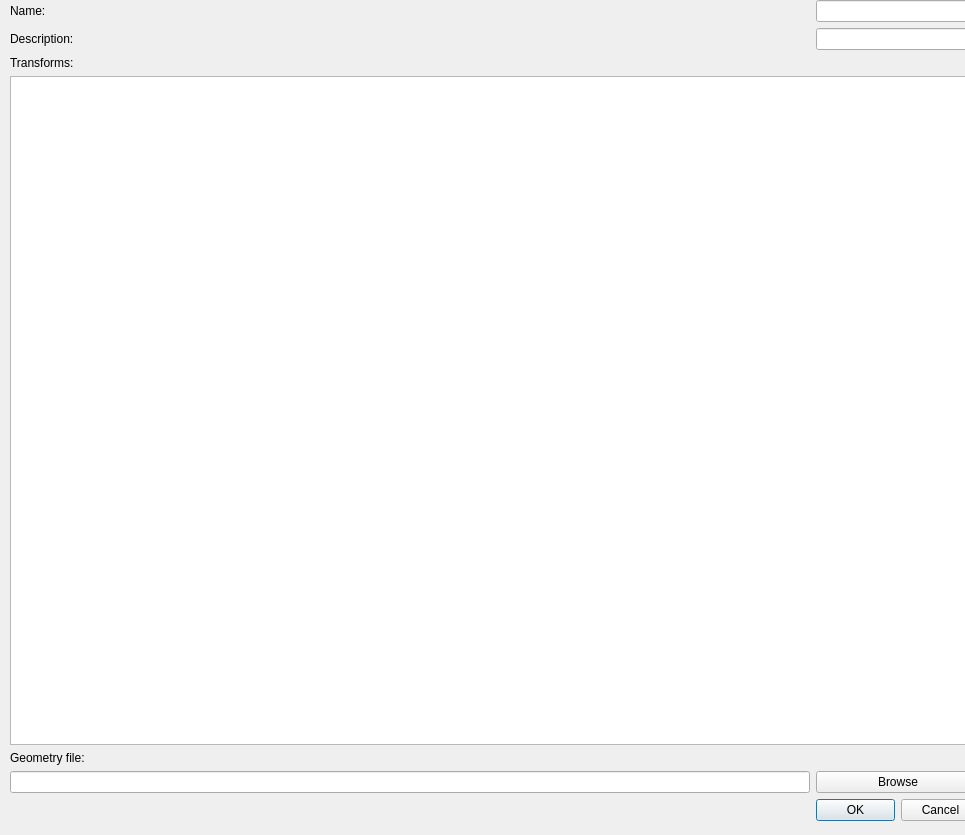
Above: ui/componentdetails.ui from rerpha/NCwidgets before the change. Below: the same form after it.
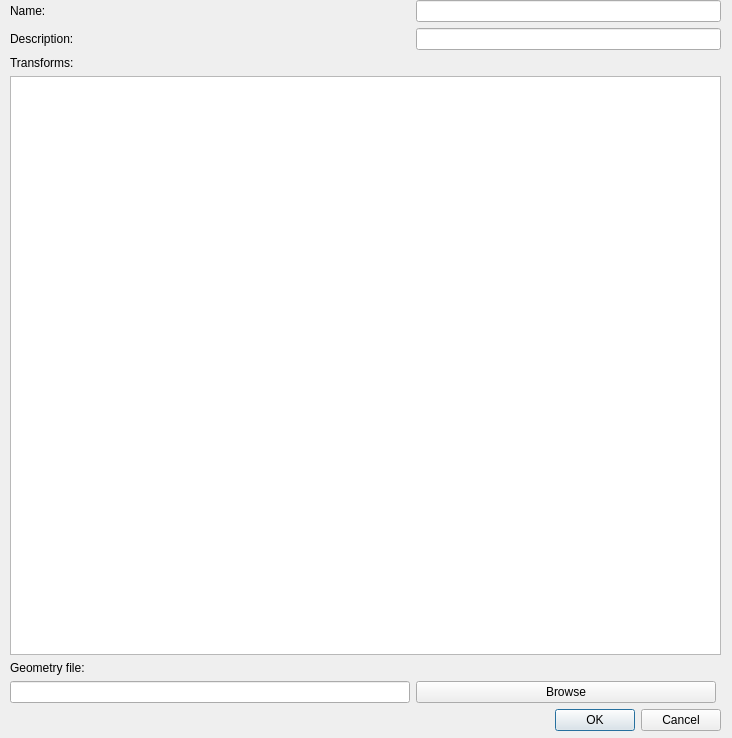
That is the form after the change.

Commit message: ui changes for component details

```diff
--- a/ui/componentdetails.ui
+++ b/ui/componentdetails.ui
@@ -6,8 +6,8 @@
    <rect>
     <x>0</x>
     <y>0</y>
-    <width>965</width>
-    <height>835</height>
+    <width>732</width>
+    <height>738</height>
    </rect>
   </property>
   <property name="sizePolicy">
@@ -24,8 +24,8 @@
     <rect>
      <x>10</x>
      <y>0</y>
-     <width>970</width>
-     <height>821</height>
+     <width>711</width>
+     <height>731</height>
     </rect>
    </property>
    <layout class="QFormLayout" name="formLayout">
@@ -82,7 +82,7 @@
       </property>
       <property name="minimumSize">
        <size>
-        <width>800</width>
+        <width>400</width>
         <height>0</height>
        </size>
       </property>
```
The commit also changes 1 other file.
